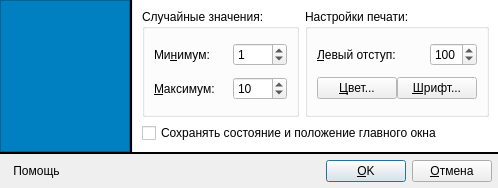
The window that ui/settingsdialog.ui (leppa/tspsg) describes before a commit, drawn with Qt 5.
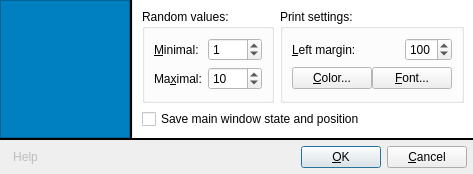
The same window after the commit. Icons and pictures are not drawn.

Diff of the .ui file:
```diff
--- a/ui/settingsdialog.ui
+++ b/ui/settingsdialog.ui
@@ -6,8 +6,8 @@
    <rect>
     <x>0</x>
     <y>0</y>
-    <width>498</width>
-    <height>188</height>
+    <width>448</width>
+    <height>174</height>
    </rect>
   </property>
   <property name="windowTitle">
@@ -148,7 +148,7 @@
           <item>
            <widget class="QGroupBox" name="groupRandomSettings">
             <property name="title">
-             <string>Случайные значения:</string>
+             <string>Random values:</string>
             </property>
             <layout class="QVBoxLayout">
              <item>
@@ -162,7 +162,7 @@
                   </sizepolicy>
                  </property>
                  <property name="text">
-                  <string>Ми&amp;нимум:</string>
+                  <string>&amp;Minimal:</string>
                  </property>
                  <property name="buddy">
                   <cstring>spinRandMin</cstring>
@@ -198,7 +198,7 @@
                   </sizepolicy>
                  </property>
                  <property name="text">
-                  <string>&amp;Максимум:</string>
+                  <string>Ma&amp;ximal:</string>
                  </property>
                  <property name="buddy">
                   <cstring>spinRandMax</cstring>
@@ -232,7 +232,7 @@
           <item>
            <widget class="QGroupBox" name="groupPrintSetup">
             <property name="title">
-             <string>Настройки печати:</string>
+             <string>Print settings:</string>
             </property>
             <layout class="QVBoxLayout" name="verticalLayout">
              <item>
@@ -246,7 +246,7 @@
                   </sizepolicy>
                  </property>
                  <property name="text">
-                  <string>&amp;Левый отступ:</string>
+                  <string>&amp;Left margin:</string>
                  </property>
                  <property name="buddy">
                   <cstring>spinLeftMargin</cstring>
@@ -288,7 +288,7 @@
                   <string>Задать цвет шрифта, используемого при печати</string>
                  </property>
                  <property name="text">
-                  <string>&amp;Цвет...</string>
+                  <string>&amp;Color...</string>
                  </property>
                  <property name="icon">
                   <iconset resource="../resources/tspsg.qrc">
@@ -305,7 +305,7 @@
                   <string>Задать параметры шрифта, используемого при печати</string>
                  </property>
                  <property name="text">
-                  <string>&amp;Шрифт...</string>
+                  <string>&amp;Font...</string>
                  </property>
                  <property name="icon">
                   <iconset resource="../resources/tspsg.qrc">
@@ -329,7 +329,7 @@
            <string>Восстанавливать состояние и размеры окна после перезапуска программы</string>
           </property>
           <property name="text">
-           <string>Сохранять состояние и положение главного окна</string>
+           <string>Save main window state and position</string>
           </property>
          </widget>
         </item>
@@ -366,7 +366,10 @@
       <number>6</number>
      </property>
      <item>
-      <widget class="QToolButton" name="toolButton">
+      <widget class="QToolButton" name="buttonHelp">
+       <property name="enabled">
+        <bool>false</bool>
+       </property>
        <property name="cursor">
         <cursorShape>PointingHandCursor</cursorShape>
        </property>
@@ -377,7 +380,7 @@
         <string>Получить помощь по настройкам</string>
        </property>
        <property name="text">
-        <string>Помощь</string>
+        <string>Help</string>
        </property>
        <property name="icon">
         <iconset resource="../resources/tspsg.qrc">
@@ -442,7 +445,7 @@
         <string>Закрыть окно без сохранения параметров</string>
        </property>
        <property name="text">
-        <string>&amp;Отмена</string>
+        <string>&amp;Cancel</string>
        </property>
        <property name="icon">
         <iconset resource="../resources/tspsg.qrc">
```
Left out of the diff: 24 changed lines with no effect on the pictures.
